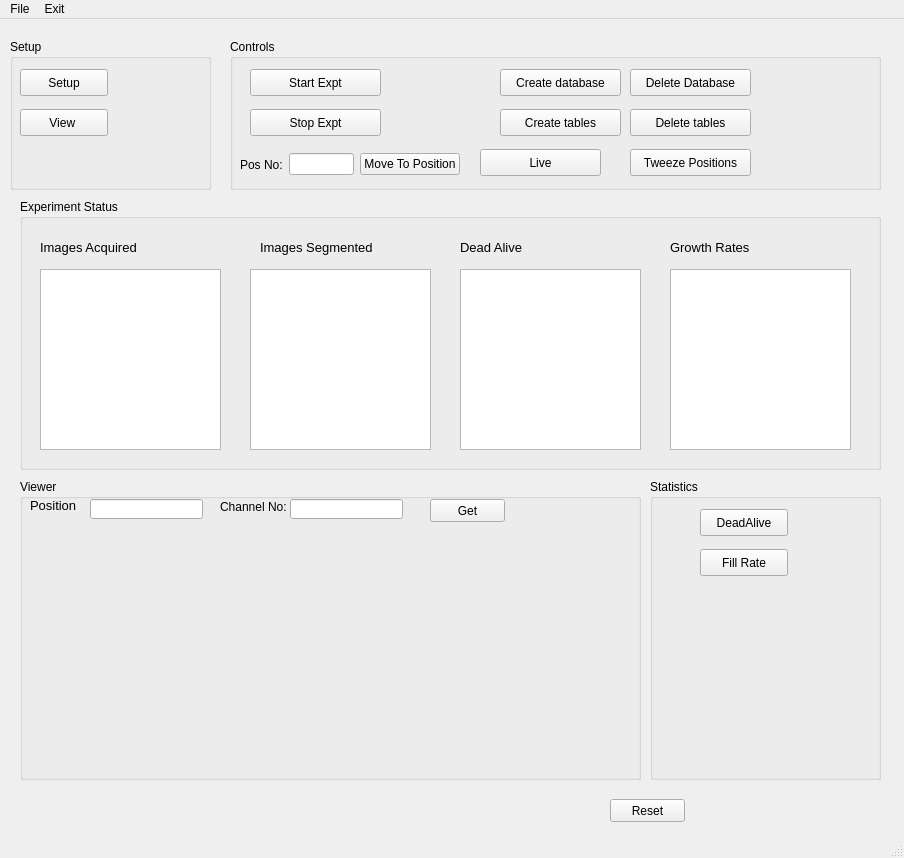
Before: the Qt Designer form narsil/liverun/ui/mainWindow.ui in karempudi/narsil, drawn with Qt 5.
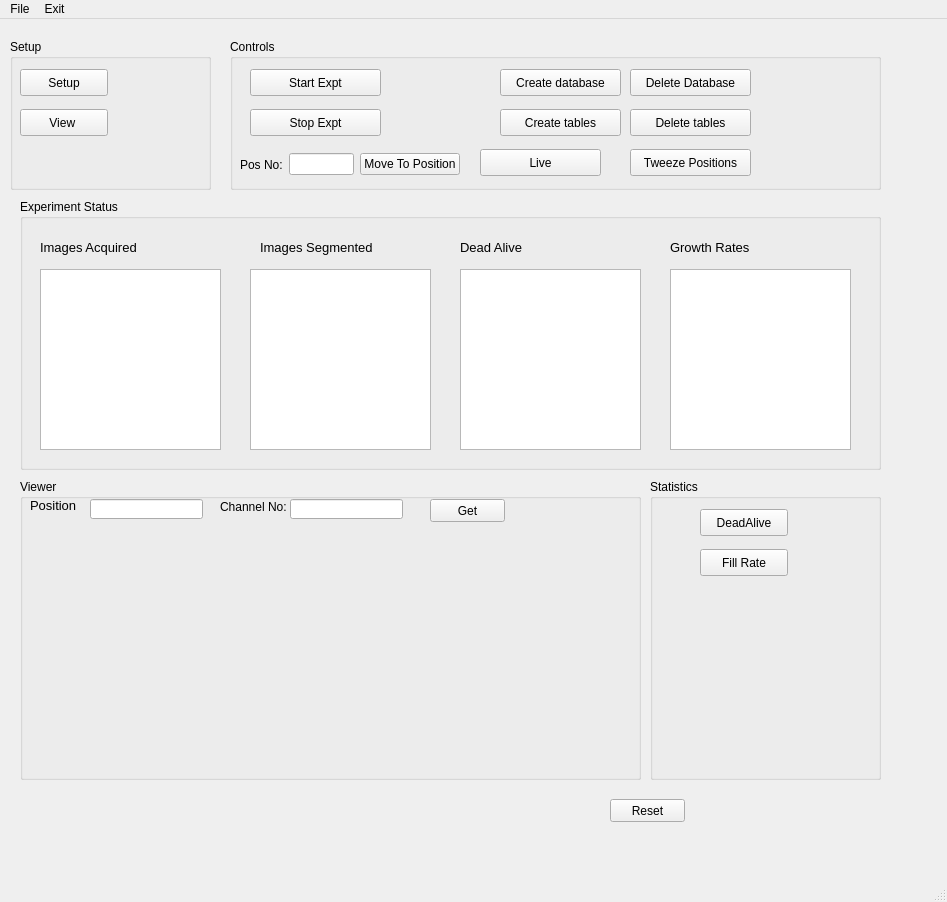
After: the same form once the commit is applied. Custom widgets are drawn as their Qt base class.

Patch:
```diff
--- a/narsil/liverun/ui/mainWindow.ui
+++ b/narsil/liverun/ui/mainWindow.ui
@@ -6,8 +6,8 @@
    <rect>
     <x>0</x>
     <y>0</y>
-    <width>904</width>
-    <height>858</height>
+    <width>947</width>
+    <height>902</height>
    </rect>
   </property>
   <property name="windowTitle">
@@ -483,7 +483,7 @@
     <rect>
      <x>0</x>
      <y>0</y>
-     <width>904</width>
+     <width>947</width>
      <height>21</height>
     </rect>
    </property>
```
Left out of the diff: 10 changed lines with no effect on the pictures.
